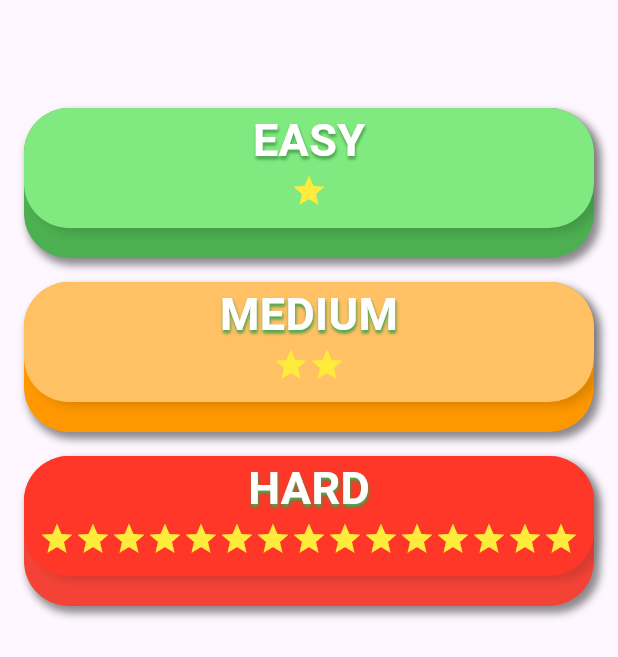
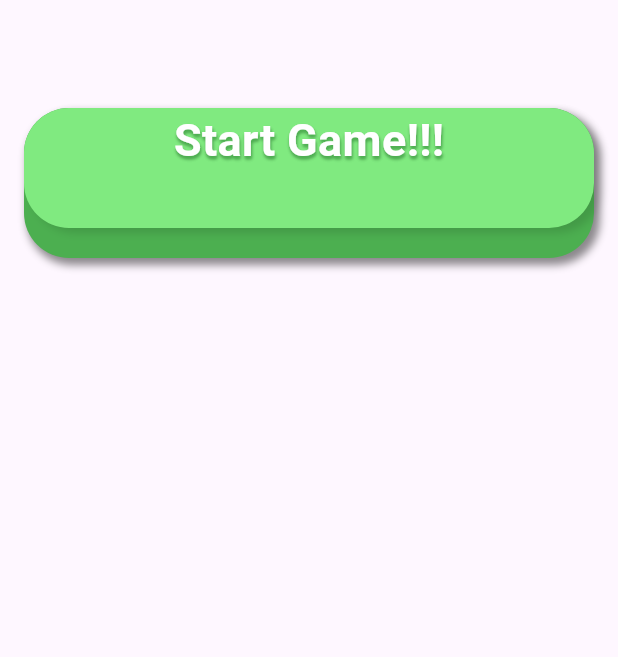
Before and after one commit to navedn/flutter-cardmatch, a Flutter app: the screen it shows after launch, on a phone screen of 412 x 824 dp. Shown: the top 657 px of the screen. Run offline on Flutter 3.47's test engine with Material 3 defaults, Android fonts, the phone set to English and light mode, and no system bars; our stand-ins replace flip_card.

Commit message:
Modified the timer to end quicklier

```diff
--- a/lib/game.dart
+++ b/lib/game.dart
@@ -21,7 +21,7 @@ class _CardGameState extends State<CardGame> {
   bool _start = false;
   bool? _wait = false;
   Timer? _timer;
-  int _time = 5;
+  int _time = 3;
   int _left = 0;
   bool? _isFinished;
   List<dynamic>? _data;
@@ -62,10 +62,10 @@ class _CardGameState extends State<CardGame> {
     _data = getSourceArray(_level);
     _cardFlips = getInitialItemState(_level);
     _cardStateKeys = getCardStateKeys(_level);
-    _time = 5;
+    _time = 3;
     _left = (_data!.length ~/ 2);
     _isFinished = false;
-    Future.delayed(const Duration(seconds: 6), () {
+    Future.delayed(const Duration(seconds: 5), () {
       setState(() {
         _start = true;
         _timer!.cancel();
--- a/lib/homescreen.dart
+++ b/lib/homescreen.dart
@@ -15,7 +15,7 @@ class _HomescreenState extends State<HomeScreen> {
       body: Padding(
         padding: const EdgeInsets.all(8.0),
         child: ListView.builder(
-          itemCount: _list.length,
+          itemCount: 1,
           itemBuilder: (context, index) {
             return GestureDetector(
               onTap: () {
@@ -124,11 +124,11 @@ class Details {
 
 List<Details> _list = [
   Details(
-      name: "EASY",
+      name: "Start Game!!!",
       primaryColor: const Color.fromARGB(255, 128, 234, 128),
       secondaryColor: Colors.green,
-      noOfStar: 1,
-      goto: CardGame(Level.Easy)),
+      noOfStar: 0,
+      goto: CardGame(Level.Hard)),
   Details(
       name: "MEDIUM",
       primaryColor: const Color.fromARGB(255, 255, 193, 100),
```
